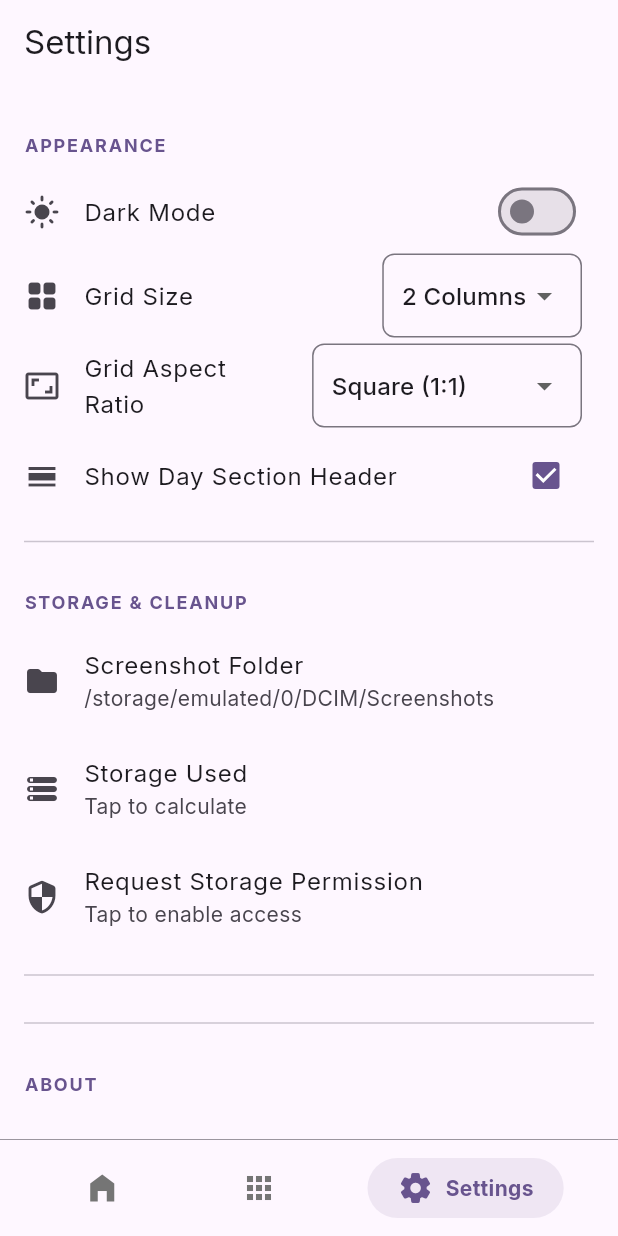
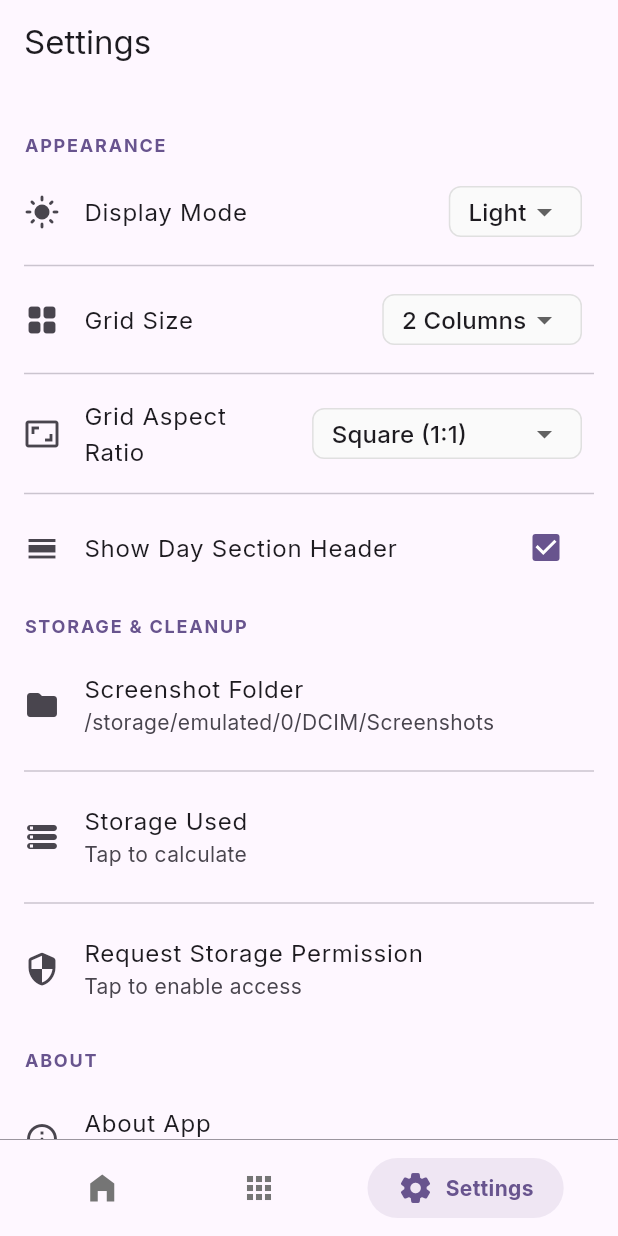
Before and after one commit to neenza/smartss_app, a Flutter app: the screen it shows after launch, item 3 of the bottom bar chosen, on a phone screen of 412 x 824 dp. Run offline on Flutter 3.47's test engine with Material 3 defaults, Android fonts, the phone set to English and light mode, and no system bars; our stand-ins replace flutter_riverpod, google_fonts, permission_handler, shared_preferences.

Commit message:
settings dropdowns redo

```diff
--- a/lib/screens/settings_screen.dart
+++ b/lib/screens/settings_screen.dart
@@ -26,25 +26,100 @@ class SettingsScreen extends ConsumerWidget {
           _buildSectionHeader(context, 'APPEARANCE'),
           ListTile(
             leading: Icon(isDarkMode ? Icons.dark_mode_rounded : Icons.light_mode_rounded),
-            title: const Text('Dark Mode'),
-            trailing: Switch(
-              value: isDarkMode,
-              onChanged: (value) {
-                final newMode = value ? ThemeMode.dark : ThemeMode.light;
-                ref.read(themeProvider.notifier).setThemeMode(newMode);
-              },
+            title: const Text('Display Mode'),
+            trailing: Container(
+              decoration: BoxDecoration(
+                border: Border.all(color: Colors.grey.shade300),
+                borderRadius: BorderRadius.circular(8),
+                color: Theme.of(context).brightness == Brightness.dark
+                    ? Colors.grey.shade800
+                    : Colors.grey.shade50,
+              ),
+              padding: const EdgeInsets.symmetric(horizontal: 12.0, vertical: 4.0),
+              child: DropdownButtonHideUnderline(
+                child: DropdownButton<ThemeType>(
+                  value: themeNotifier.themeType,
+                  isDense: true,
+                  items: [
+                    DropdownMenuItem<ThemeType>(
+                      value: ThemeType.light,
+                      child: const Text('Light'),
+                    ),
+                    DropdownMenuItem<ThemeType>(
+                      value: ThemeType.dark,
+                      child: const Text('Dark'),
+                    ),
+                  ],
+                  onChanged: (type) {
+                    if (type != null) {
+                      ref.read(themeProvider.notifier).setThemeType(type);
+                    }
+                  },
+                ),
+              ),
             ),
           ),
+          const Divider(indent: 16, endIndent: 16),
           ListTile(
             leading: const Icon(Icons.grid_view_rounded),
             title: const Text('Grid Size'),
-            trailing: _buildGridSizeDropdown(context, ref),
+            trailing: Container(
+              decoration: BoxDecoration(
+                border: Border.all(color: Colors.grey.shade300),
+                borderRadius: BorderRadius.circular(8),
+                color: Theme.of(context).brightness == Brightness.dark
+                    ? Colors.grey.shade800
+                    : Colors.grey.shade50,
+              ),
+              padding: const EdgeInsets.symmetric(horizontal: 12.0, vertical: 4.0),
+              child: DropdownButtonHideUnderline(
+                child: DropdownButton<int>(
+                  value: themeNotifier.gridColumns,
+                  isDense: true,
+                  items: const [
+                    DropdownMenuItem(value: 2, child: Text('2 Columns')),
+                    DropdownMenuItem(value: 3, child: Text('3 Columns')),
+                  ],
+                  onChanged: (value) {
+                    if (value != null) {
+                      ref.read(themeProvider.notifier).setGridColumns(value);
+                    }
+                  },
+                ),
+              ),
+            ),
           ),
+          const Divider(indent: 16, endIndent: 16),
           ListTile(
             leading: const Icon(Icons.aspect_ratio),
             title: const Text('Grid Aspect Ratio'),
-            trailing: _buildAspectRatioDropdown(context, ref),
+            trailing: Container(
+              decoration: BoxDecoration(
+                border: Border.all(color: Colors.grey.shade300),
+                borderRadius: BorderRadius.circular(8),
+                color: Theme.of(context).brightness == Brightness.dark
+                    ? Colors.grey.shade800
+                    : Colors.grey.shade50,
+              ),
+              padding: const EdgeInsets.symmetric(horizontal: 12.0, vertical: 4.0),
+              child: DropdownButtonHideUnderline(
+                child: DropdownButton<double>(
+                  value: settings.aspectRatio,
+                  isDense: true,
+                  items: const [
+                    DropdownMenuItem(value: 1.0, child: Text('Square (1:1)')),
+                    DropdownMenuItem(value: 0.45, child: Text('Rectangle (9:20)')),
+                  ],
+                  onChanged: (value) {
+                    if (value != null) {
+                      ref.read(settingsProvider.notifier).setAspectRatio(value);
+                    }
+                  },
+                ),
+              ),
+            ),
           ),
+          const Divider(indent: 16, endIndent: 16),
           ListTile(
             leading: const Icon(Icons.calendar_view_day),
             title: const Text('Show Day Section Header'),
@@ -57,7 +132,6 @@ class SettingsScreen extends ConsumerWidget {
               },
             ),
           ),
-          const Divider(height: 32, indent: 16, endIndent: 16),
           _buildSectionHeader(context, 'STORAGE & CLEANUP'),
           ListTile(
             leading: const Icon(Icons.folder_rounded),
@@ -65,12 +139,14 @@ class SettingsScreen extends ConsumerWidget {
             subtitle: Text(settings.screenshotPath),
             onTap: () => _showEditPathDialog(context, ref),
           ),
+          const Divider(indent: 16, endIndent: 16),
           ListTile(
             leading: const Icon(Icons.storage_rounded),
             title: const Text('Storage Used'),
             subtitle: const Text('Tap to calculate'), // Dynamic calculation is complex
             onTap: () {},
           ),
+          const Divider(indent: 16, endIndent: 16),
           ListTile(
             leading: const Icon(Icons.security_rounded),
             title: const Text('Request Storage Permission'),
@@ -116,8 +192,6 @@ class SettingsScreen extends ConsumerWidget {
               );
             },
           ),
-          const Divider(height: 32, indent: 16, endIndent: 16),
-          const Divider(height: 32, indent: 16, endIndent: 16),
           _buildSectionHeader(context, 'ABOUT'),
           ListTile(
             leading: const Icon(Icons.info_outline_rounded),
@@ -184,53 +258,4 @@ class SettingsScreen extends ConsumerWidget {
     );
   }
 
-  Widget _buildGridSizeDropdown(BuildContext context, WidgetRef ref) {
-    final themeNotifier = ref.watch(themeProvider);
-    return Container(
-      padding: const EdgeInsets.symmetric(horizontal: 12, vertical: 4),
-      decoration: BoxDecoration(
-        borderRadius: BorderRadius.circular(8),
-        border: Border.all(color: Theme.of(context).dividerColor),
-      ),
-      child: DropdownButtonHideUnderline(
-        child: DropdownButton<int>(
-          value: themeNotifier.gridColumns,
-          items: const [
-            DropdownMenuItem(value: 2, child: Text('2 Columns')),
-            DropdownMenuItem(value: 3, child: Text('3 Columns')),
-          ],
-          onChanged: (value) {
-            if (value != null) {
-              ref.read(themeProvider.notifier).setGridColumns(value);
-            }
-          },
-        ),
-      ),
-    );
-  }
-
-  Widget _buildAspectRatioDropdown(BuildContext context, WidgetRef ref) {
-    final settings = ref.watch(settingsProvider);
-    return Container(
-      padding: const EdgeInsets.symmetric(horizontal: 12, vertical: 4),
-      decoration: BoxDecoration(
-        borderRadius: BorderRadius.circular(8),
-        border: Border.all(color: Theme.of(context).dividerColor),
-      ),
-      child: DropdownButtonHideUnderline(
-        child: DropdownButton<double>(
-          value: settings.aspectRatio,
-          items: const [
-            DropdownMenuItem(value: 1.0, child: Text('Square (1:1)')),
-            DropdownMenuItem(value: 0.45, child: Text('Rectangle (9:20)')),
-          ],
-          onChanged: (value) {
-            if (value != null) {
-              ref.read(settingsProvider.notifier).setAspectRatio(value);
-            }
-          },
-        ),
-      ),
-    );
-  }
 }
--- a/lib/theme_provider.dart
+++ b/lib/theme_provider.dart
@@ -1,6 +1,8 @@
 // FILE: lib/theme_provider.dart
 import 'package:flutter/material.dart';
 import 'package:flutter_riverpod/flutter_riverpod.dart';
+
+enum ThemeType { light, dark }
 
 final themeProvider = ChangeNotifierProvider<ThemeNotifier>((ref) {
   return ThemeNotifier();
@@ -10,11 +12,20 @@ class ThemeNotifier extends ChangeNotifier {
   ThemeMode _themeMode = ThemeMode.system;
   ThemeMode get themeMode => _themeMode;
 
+  ThemeType _themeType = ThemeType.light;
+  ThemeType get themeType => _themeType;
+
   int _gridColumns = 2;
   int get gridColumns => _gridColumns;
 
   void setThemeMode(ThemeMode mode) {
     _themeMode = mode;
+    notifyListeners();
+  }
+
+  void setThemeType(ThemeType type) {
+    _themeType = type;
+    _themeMode = type == ThemeType.dark ? ThemeMode.dark : ThemeMode.light;
     notifyListeners();
   }
 
```
